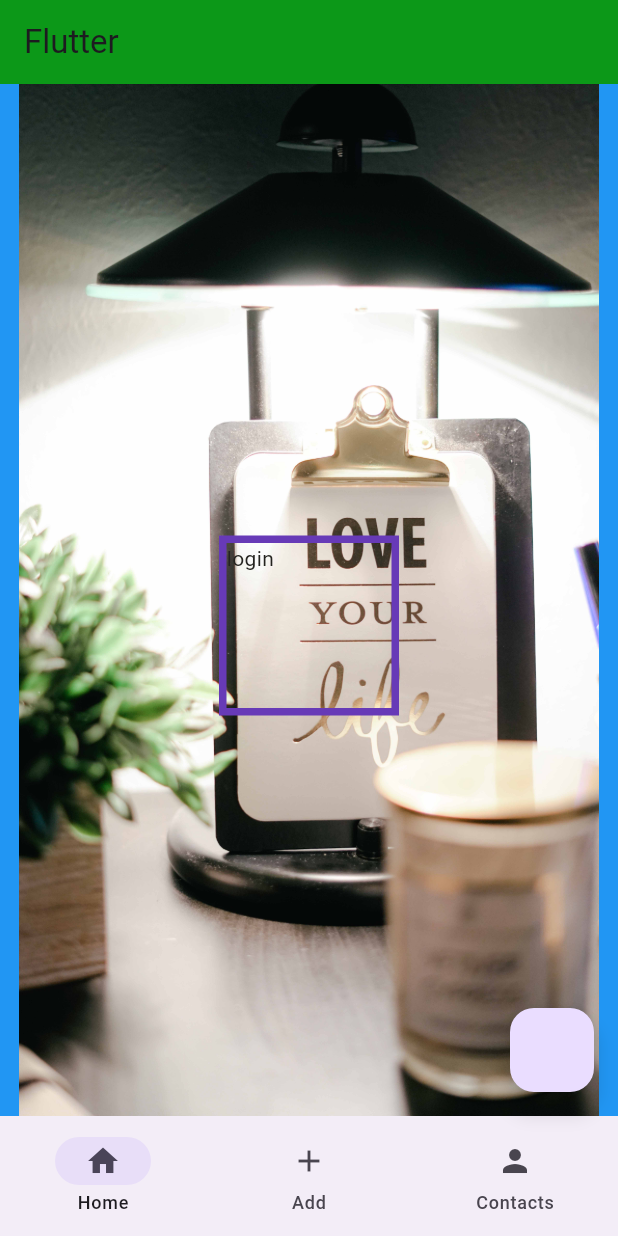
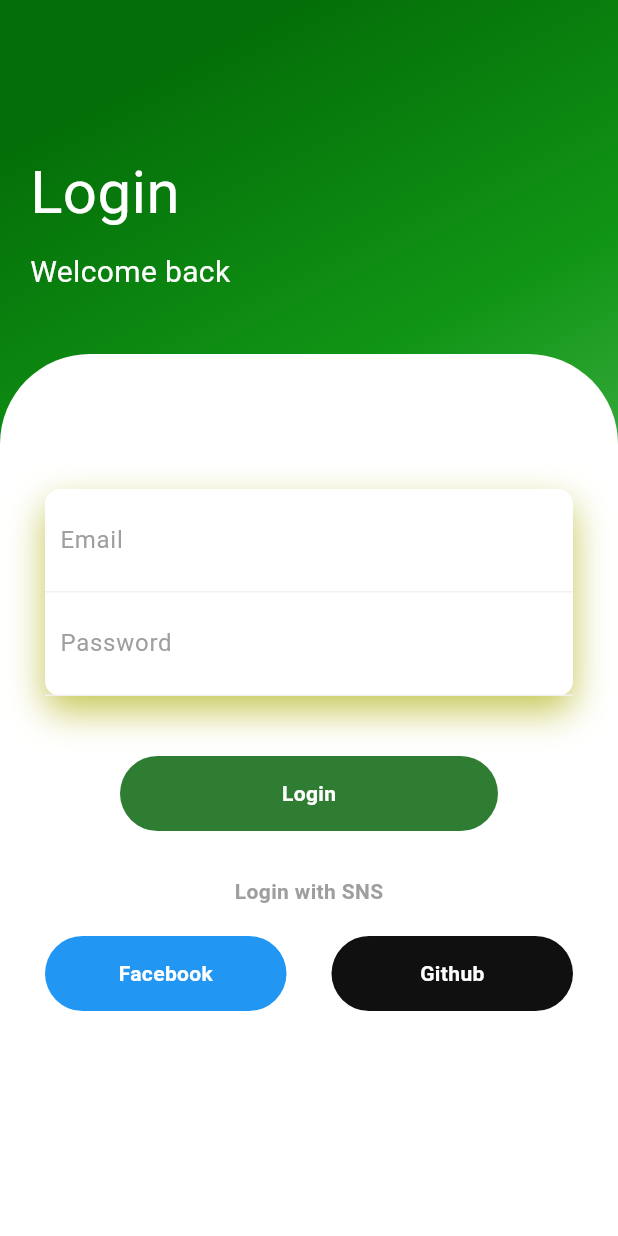
Before and after one commit to Muhammadsiddiq01/flutter_application_1, a Flutter app: the screen it shows after launch, on a phone screen of 412 x 824 dp. Run offline on Flutter 3.47's test engine with Material 3 defaults, Android fonts, the phone set to English and light mode, and no system bars.

Commit message:
Login App

```diff
--- /dev/null
+++ b/lib/home_page.dart
@@ -0,0 +1,203 @@
+import 'package:flutter/material.dart';
+
+class HomePage extends StatefulWidget {
+  const HomePage({super.key});
+
+  @override
+  State<HomePage> createState() => _HomePageState();
+}
+
+class _HomePageState extends State<HomePage> {
+  @override
+  Widget build(BuildContext context) {
+    return Scaffold(
+      body: Container(
+        width: double.infinity,
+        decoration: const BoxDecoration(
+          gradient: LinearGradient(begin: Alignment.topCenter, colors: [
+            Color.fromARGB(255, 4, 111, 8),
+            Color.fromARGB(255, 17, 149, 22),
+            Color.fromARGB(255, 80, 184, 84),
+          ]),
+        ),
+        child: Column(
+          crossAxisAlignment: CrossAxisAlignment.start,
+          children: [
+            const SizedBox(
+              height: 80,
+            ),
+            const Padding(
+              padding: EdgeInsets.all(20),
+              child: Column(
+                crossAxisAlignment: CrossAxisAlignment.start,
+                children: [
+                  Text(
+                    'Login',
+                    style: TextStyle(
+                      color: Colors.white,
+                      fontSize: 40,
+                    ),
+                  ),
+                  SizedBox(
+                    height: 10,
+                  ),
+                  Text(
+                    'Welcome back',
+                    style: TextStyle(
+                      color: Colors.white,
+                      fontSize: 20,
+                    ),
+                  ),
+                ],
+              ),
+            ),
+            const SizedBox(
+              height: 20,
+            ),
+            Expanded(
+              child: Container(
+                decoration: const BoxDecoration(
+                  color: Colors.white,
+                  borderRadius: BorderRadius.only(
+                    topLeft: Radius.circular(60),
+                    topRight: Radius.circular(60),
+                  ),
+                ),
+                child: SingleChildScrollView(
+                  child: Padding(
+                    padding: const EdgeInsets.all(30),
+                    child: Column(
+                      children: [
+                        const SizedBox(
+                          height: 60,
+                        ),
+                        Container(
+                          decoration: BoxDecoration(
+                            color: Colors.white,
+                            borderRadius: BorderRadius.circular(10),
+                            boxShadow: const [
+                              BoxShadow(
+                                  color: Color.fromARGB(
+                                    171,
+                                    171,
+                                    171,
+                                    1,
+                                  ),
+                                  blurRadius: 20,
+                                  offset: Offset(0, 10)),
+                            ],
+                          ),
+                          child: Column(children: [
+                            Container(
+                              padding: const EdgeInsets.all(10),
+                              decoration: const BoxDecoration(
+                                border: Border(
+                                  bottom: BorderSide(
+                                    color: Color.fromARGB(255, 245, 240, 240),
+                                  ),
+                                ),
+                              ),
+                              child: const TextField(
+                                decoration: InputDecoration(
+                                    hintText: "Email",
+                                    hintStyle: TextStyle(color: Colors.grey),
+                                    border: InputBorder.none),
+                              ),
+                            ),
+                            Container(
+                              padding: const EdgeInsets.all(10),
+                              decoration: const BoxDecoration(
+                                border: Border(
+                                  bottom: BorderSide(
+                                    color: Color.fromARGB(255, 245, 240, 240),
+                                  ),
+                                ),
+                              ),
+                              child: const TextField(
+                                decoration: InputDecoration(
+                                    hintText: "Password ",
+                                    hintStyle: TextStyle(color: Colors.grey),
+                                    border: InputBorder.none),
+                              ),
+                            ),
+                          ]),
+                        ),
+                        const SizedBox(
+                          height: 40,
+                        ),
+                        Container(
+                          margin: const EdgeInsets.symmetric(horizontal: 50),
+                          height: 50,
+                          decoration: BoxDecoration(
+                            borderRadius: BorderRadius.circular(50),
+                            color: Colors.green[800],
+                          ),
+                          child: const Center(
+                            child: Text(
+                              'Login',
+                              style: TextStyle(
+                                  color: Colors.white,
+                                  fontWeight: FontWeight.bold),
+                            ),
+                          ),
+                        ),
+                        const SizedBox(
+                          height: 30,
+                        ),
+                        const Text(
+                          'Login with SNS',
+                          style: TextStyle(
+                              color: Colors.grey, fontWeight: FontWeight.bold),
+                        ),
+                        const SizedBox(height: 20),
+                        Row(children: [
+                          Expanded(
+                            child: Container(
+                              height: 50,
+                              decoration: BoxDecoration(
+                                borderRadius: BorderRadius.circular(50),
+                                color: Colors.blue,
+                              ),
+                              child: const Center(
+                                child: Text(
+                                  'Facebook',
+                                  style: TextStyle(
+                                      color: Colors.white,
+                                      fontWeight: FontWeight.bold),
+                                ),
+                              ),
+                            ),
+                          ),
+                          const SizedBox(
+                            width: 30,
+                          ),
+                          Expanded(
+                            child: Container(
+                              height: 50,
+                              decoration: BoxDecoration(
+                                borderRadius: BorderRadius.circular(50),
+                                color: const Color.fromARGB(255, 16, 16, 17),
+                              ),
+                              child: const Center(
+                                child: Text(
+                                  'Github',
+                                  style: TextStyle(
+                                      color: Colors.white,
+                                      fontWeight: FontWeight.bold),
+                                ),
+                              ),
+                            ),
+                          ),
+                        ])
+                      ],
+                    ),
+                  ),
+                ),
+              ),
+            ),
+          ],
+        ),
+      ),
+    );
+  }
+}
--- a/lib/main.dart
+++ b/lib/main.dart
@@ -1,6 +1,5 @@
-import 'dart:async';
-
 import 'package:flutter/material.dart';
+import 'package:flutter_application_1/home_page.dart';
 
 void main() {
   runApp(const MyApp());
@@ -11,77 +10,14 @@ class MyApp extends StatelessWidget {
 
   @override
   Widget build(BuildContext context) {
-    return const MaterialApp(
+    return MaterialApp(
       debugShowCheckedModeBanner: false,
-      home: RootPage(),
+      title: 'flutter demo',
+      theme: ThemeData(
+        primarySwatch: Colors.blue,
+        visualDensity: VisualDensity.adaptivePlatformDensity,
+      ),
+      home: const HomePage(),
     );
   }
 }
-
-class RootPage extends StatefulWidget {
-  const RootPage({super.key});
-
-  @override
-  State<RootPage> createState() => _RootPageState();
-}
-
-class _RootPageState extends State<RootPage> {
-  @override
-  Widget build(BuildContext context) {
-    return Scaffold(
-      backgroundColor: Colors.blue,
-      appBar: AppBar(
-        backgroundColor: const Color.fromARGB(255, 12, 152, 24),
-        title: const Text('Flutter'),
-      ),
-      floatingActionButton: FloatingActionButton(onPressed: () {}),
-      bottomNavigationBar: NavigationBar(destinations: const [
-        NavigationDestination(icon: Icon(Icons.home), label: 'Home'),
-        NavigationDestination(icon: Icon(Icons.add), label: 'Add'),
-        NavigationDestination(icon: Icon(Icons.person), label: 'Contacts'),
-      ]),
-      body: Container(
-        decoration: const BoxDecoration(
-          image: DecorationImage(
-            image: AssetImage('lib/assets/images/loginpage2.jpg'),
-          ),
-        ),
-        child: Column(
-          crossAxisAlignment: CrossAxisAlignment.start,
-          children: <Widget>[
-            Padding(
-              padding: const EdgeInsets.only(top: 300.0),
-              child: Center(
-                child: Container(
-                  margin: const EdgeInsets.all(1.0),
-                  width: 120,
-                  height: 120,
-                  decoration: BoxDecoration(
-                    borderRadius: const BorderRadius.only(),
-                    border: Border.all(
-                      style: BorderStyle.solid,
-                      color: Colors.deepPurple,
-                      width: 5,
-                    ),
-                  ),
-                  child: Container(
-                    decoration: const BoxDecoration(
-                      border: Border(top: BorderSide.none),
-                      borderRadius: BorderRadius.all(
-                        Radius.elliptical(22, 33),
-                      ),
-                    ),
-                    child: const Text(
-                      'login',
-                      style: TextStyle(color: Color.fromARGB(255, 36, 35, 32)),
-                    ),
-                  ),
-                ),
-              ),
-            )
-          ],
-        ),
-      ),
-    );
-  }
-}
```
